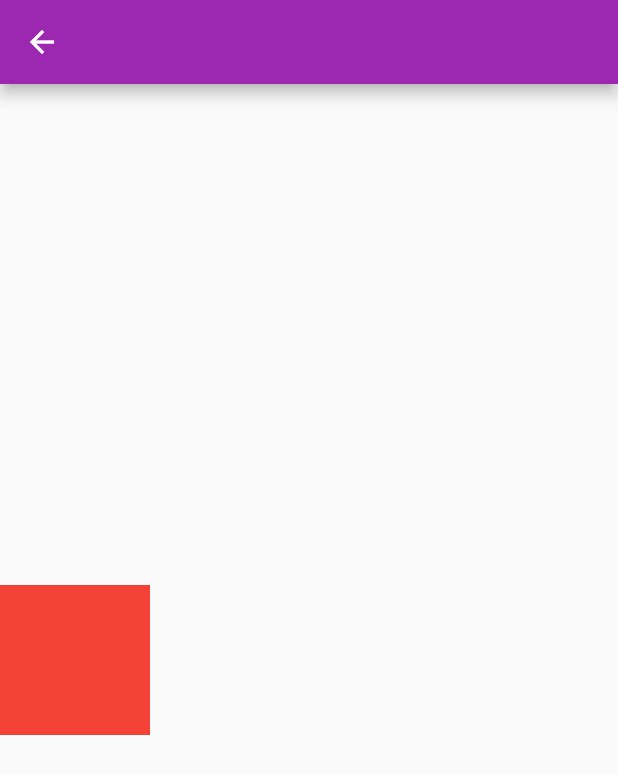
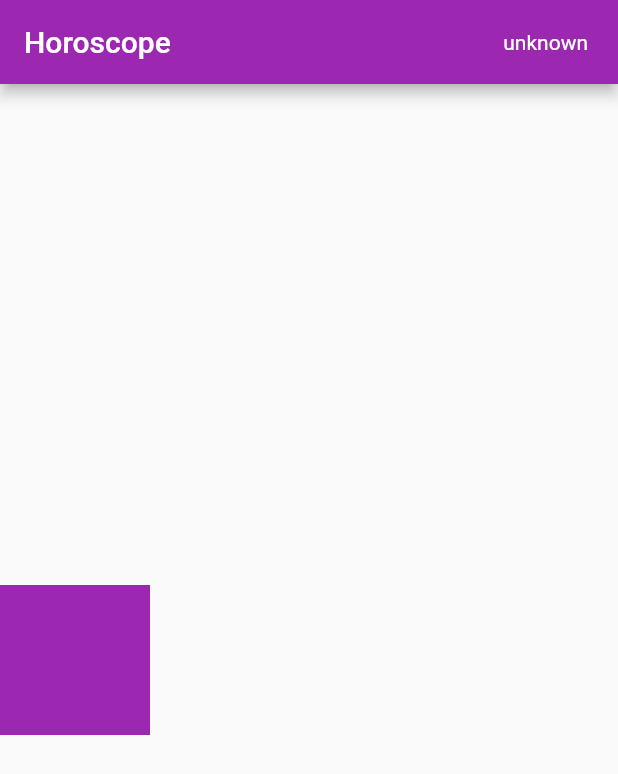
Before and after one commit to bugrahancamlibel/Horoscope-YTT, a Flutter app: the MainScreen screen opened directly, on a phone screen of 412 x 824 dp. Shown: the top 774 px of the screen. Run offline on Flutter 3.47's test engine with Material 2 defaults, Android fonts, the phone set to English and light mode, and no system bars; our stand-ins replace flutter_riverpod, shared_preferences; accounts and stored records are empty.

Commit message:
Add star sign provider Fix riverpod lib at pubspec.yaml Show your star sign on app bar Add provider scope at top Set star sign to shared perfs onPressed

```diff
--- a/lib/main.dart
+++ b/lib/main.dart
@@ -1,4 +1,5 @@
 import 'package:flutter/material.dart';
+import 'package:flutter_riverpod/flutter_riverpod.dart';
 import 'package:horoscope_ytt/screens/main_screen.dart';
 import 'package:horoscope_ytt/screens/welcome_screen.dart';
 import 'package:shared_preferences/shared_preferences.dart';
@@ -6,7 +7,7 @@ import 'package:shared_preferences/shared_preferences.dart';
 Future<void> main() async{
   WidgetsFlutterBinding.ensureInitialized();
   SharedPreferences prefs = await SharedPreferences.getInstance();
-  runApp(MyApp(prefs: prefs));
+  runApp(ProviderScope(child: MyApp(prefs: prefs)));
 }
 
 class MyApp extends StatelessWidget {
--- a/lib/screens/main_screen.dart
+++ b/lib/screens/main_screen.dart
@@ -1,18 +1,29 @@
 import 'package:flutter/material.dart';
+import 'package:flutter_riverpod/flutter_riverpod.dart';
+import '../star_sign_provider.dart';
 
-
-class MainScreen extends StatelessWidget {
+class MainScreen extends ConsumerWidget {
   const MainScreen({Key? key}) : super(key: key);
 
   @override
-  Widget build(BuildContext context) {
+  Widget build(BuildContext context, WidgetRef ref) {
+    final starSignConsumer = ref.watch(starSignProvider);
+
     return Scaffold(
-      appBar: AppBar(),
+      appBar: AppBar(
+        title: const Text("Horoscope"),
+        actions: [
+          Center(child: Text(starSignConsumer.value.toString())),
+          const SizedBox(
+            width: 20,
+          )
+        ],
+      ),
       body: Column(
         mainAxisAlignment: MainAxisAlignment.center,
         children: [
           Container(
-            color: Colors.red,
+            color: Colors.purple,
             width: 100,
             height: 100,
           )
--- /dev/null
+++ b/lib/star_sign_provider.dart
@@ -0,0 +1,10 @@
+import 'package:shared_preferences/shared_preferences.dart';
+import 'package:flutter_riverpod/flutter_riverpod.dart';
+
+
+final starSignProvider = FutureProvider((ref) async {
+  final prefs = await SharedPreferences.getInstance();
+  String yourSign = prefs.getString('starSign') ?? "unknown";
+  print("print from provider: $yourSign");
+  return yourSign;
+});
--- a/pubspec.yaml
+++ b/pubspec.yaml
@@ -36,7 +36,7 @@ dependencies:
   # The following adds the Cupertino Icons font to your application.
   # Use with the CupertinoIcons class for iOS style icons.
   cupertino_icons: ^1.0.2
-  riverpod: ^2.2.0
+  flutter_riverpod: ^2.2.0
   shared_preferences: ^2.0.17
 
 dev_dependencies:
```
Also changed, not shown: lib/screens/firts_choose.dart (+6 -2 lines).
